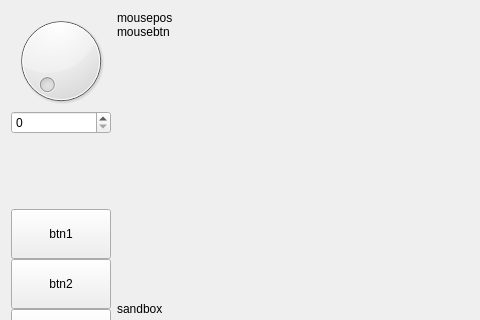
First picture: the form in src/Third_window.ui, repository arrgn/PhysCalc, before the edit; both pictures show x 0 to 480 and y 0 to 320 of the 1002 by 570 pixel window.
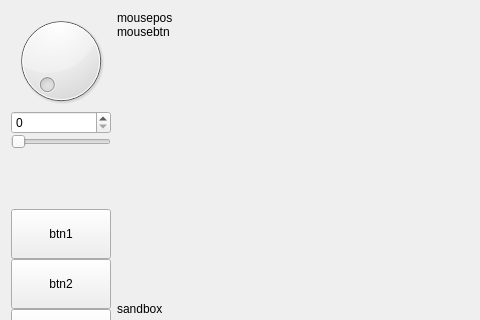
Second picture: the form after the edit.

Commit message: Добавлена возможность перемещать и перекрашивать объекты. Временно отключена история.

```diff
--- a/src/Third_window.ui
+++ b/src/Third_window.ui
@@ -7,7 +7,7 @@
     <x>0</x>
     <y>0</y>
     <width>1002</width>
-    <height>550</height>
+    <height>566</height>
    </rect>
   </property>
   <property name="windowTitle">
@@ -32,6 +32,19 @@
      <item>
       <widget class="QSpinBox" name="spinBox"/>
      </item>
+     <item>
+      <widget class="QSlider" name="colorslider">
+       <property name="sizePolicy">
+        <sizepolicy hsizetype="Minimum" vsizetype="Fixed">
+         <horstretch>0</horstretch>
+         <verstretch>0</verstretch>
+        </sizepolicy>
+       </property>
+       <property name="orientation">
+        <enum>Qt::Horizontal</enum>
+       </property>
+      </widget>
+     </item>
      <item>
       <spacer name="verticalSpacer">
        <property name="orientation">
```
The commit also changes 1 other file.
